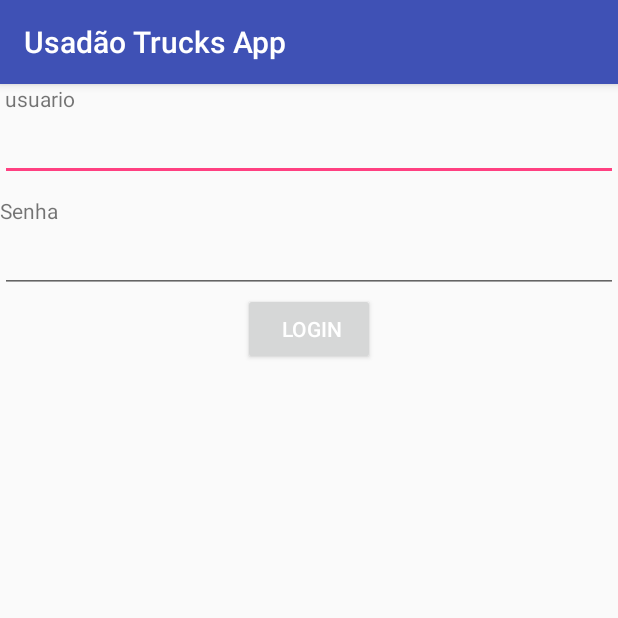
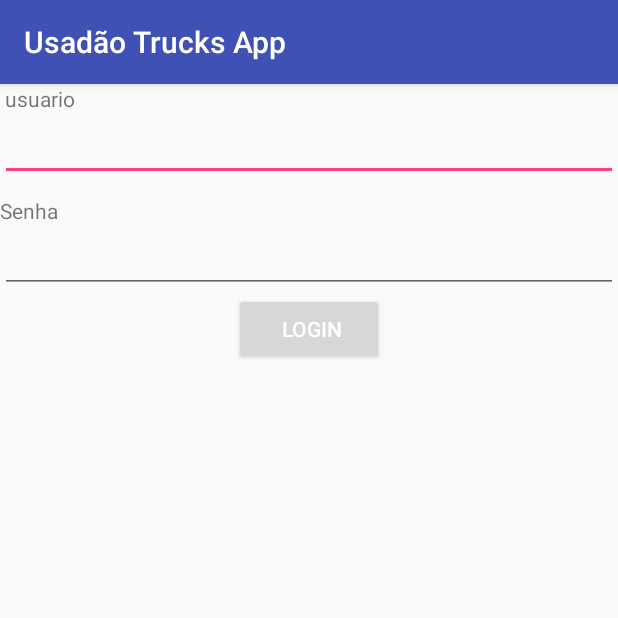
Before and after one commit to daniela2020/UsadaoTrucksApp1, an Android app: the LoginActivity screen opened directly, with no data from a screen before it, on a phone screen of 412 x 824 dp, the top half of it. Run offline under Robolectric (Android 15) with nearby library versions, the phone set to English and light mode, and no system bars.

Commit message:
varias alteraçoes

```diff
--- a/app/src/main/res/layout/activity_login.xml
+++ b/app/src/main/res/layout/activity_login.xml
@@ -9,7 +9,9 @@
     <LinearLayout
         android:layout_width="match_parent"
         android:layout_height="match_parent"
-        android:orientation="vertical">
+        android:orientation="vertical"
+        tools:layout_editor_absoluteX="0dp"
+        tools:layout_editor_absoluteY="0dp">
 
         <TextView
             android:layout_width="match_parent"
@@ -24,18 +26,21 @@
             android:id="@+id/tLogin"
             android:layout_width="match_parent"
             android:layout_height="wrap_content"
-            android:inputType="text" android:singleLine="true"/>
+            android:inputType="text"
+            android:singleLine="true" />
 
         <TextView
             android:layout_width="match_parent"
             android:layout_height="wrap_content"
             android:layout_marginTop="10dp"
             android:text="Senha" />
+
         <EditText
             android:id="@+id/tSenha"
             android:layout_width="match_parent"
             android:layout_height="wrap_content"
-            android:inputType="textPassword" android:singleLine="true" />
+            android:inputType="textPassword"
+            android:singleLine="true" />
 
         <LinearLayout
             android:layout_width="match_parent"
@@ -49,7 +54,7 @@
 
             <Button
                 android:id="@+id/btLogin"
-                android:layout_width="wrap_content"
+                android:layout_width="100dp"
                 android:layout_height="wrap_content"
                 android:layout_gravity="center"
 
```
